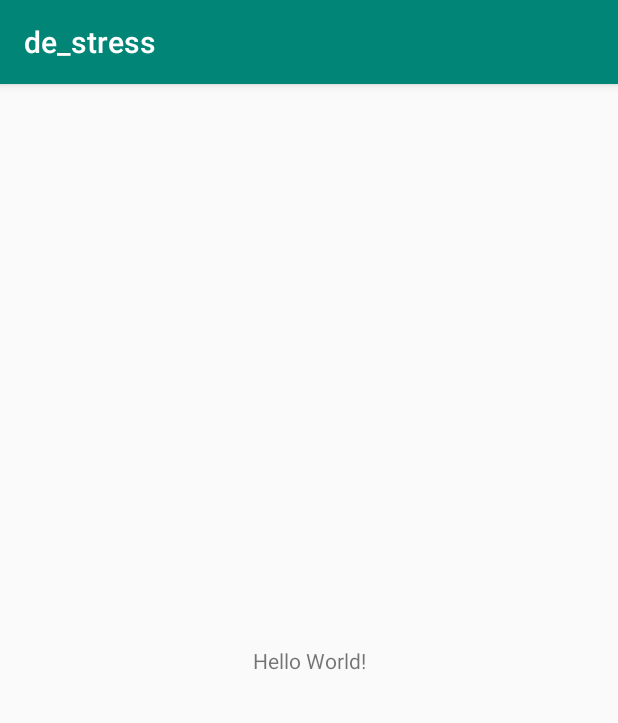
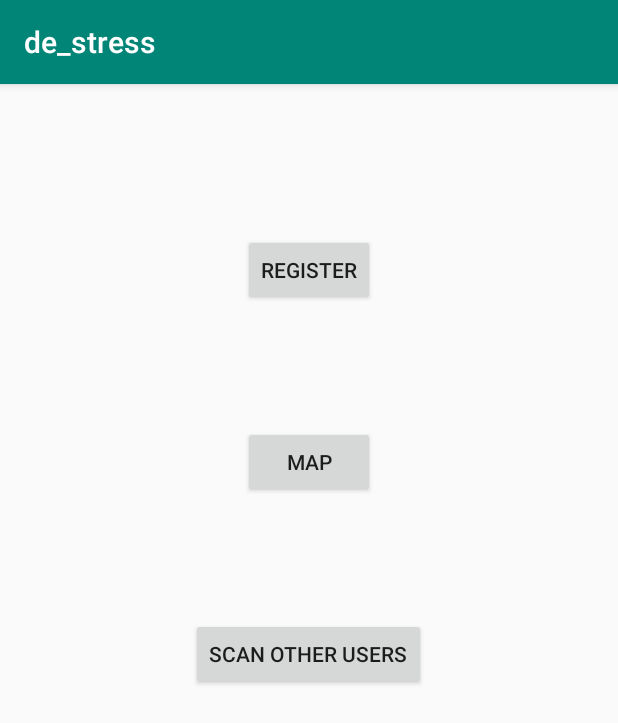
Before and after one commit to ajayrahul97/de-stress, an Android app: the screen it shows after launch (MainActivity), on a phone screen of 412 x 824 dp. Shown: the top 723 px of the screen. Run offline under Robolectric (Android 15) with nearby library versions, the phone set to English and light mode, and no system bars.

Commit message:
Adds basic activities

```diff
--- a/de_stress_android/app/src/main/java/codefundo/ajrex/de_stress/MainActivity.java
+++ b/de_stress_android/app/src/main/java/codefundo/ajrex/de_stress/MainActivity.java
@@ -1,13 +1,54 @@
 package codefundo.ajrex.de_stress;
 
+import android.content.Intent;
 import android.support.v7.app.AppCompatActivity;
 import android.os.Bundle;
+import android.view.View;
+import android.widget.Button;
 
 public class MainActivity extends AppCompatActivity {
+
 
     @Override
     protected void onCreate(Bundle savedInstanceState) {
         super.onCreate(savedInstanceState);
         setContentView(R.layout.activity_main);
+        Button reg, map, scan;
+
+
+        reg = (Button) findViewById(R.id.btn_reg);
+        map = (Button) findViewById(R.id.btn_map);
+        scan = (Button) findViewById(R.id.btn_scan);
+
+
+        reg.setOnClickListener(new View.OnClickListener() {
+            @Override
+            public void onClick(View v) {
+                Intent i = new Intent(MainActivity.this, RegActivity.class);
+                startActivity(i);
+
+            }
+        });
+
+        map.setOnClickListener(new View.OnClickListener() {
+            @Override
+            public void onClick(View v) {
+                Intent i = new Intent(MainActivity.this, MapActivity.class);
+                startActivity(i);
+
+            }
+        });
+
+        scan.setOnClickListener(new View.OnClickListener() {
+            @Override
+            public void onClick(View v) {
+                Intent i = new Intent(MainActivity.this, ScanActivity.class);
+                startActivity(i);
+
+            }
+        });
+
+
+
     }
 }
--- a/de_stress_android/app/src/main/res/layout/activity_main.xml
+++ b/de_stress_android/app/src/main/res/layout/activity_main.xml
@@ -1,5 +1,5 @@
 <?xml version="1.0" encoding="utf-8"?>
-<android.support.constraint.ConstraintLayout
+<RelativeLayout
     xmlns:android="http://schemas.android.com/apk/res/android"
     xmlns:tools="http://schemas.android.com/tools"
     xmlns:app="http://schemas.android.com/apk/res-auto"
@@ -7,13 +7,35 @@
     android:layout_height="match_parent"
     tools:context=".MainActivity">
 
-    <TextView
+    <Button
+        android:id="@+id/btn_reg"
         android:layout_width="wrap_content"
         android:layout_height="wrap_content"
-        android:text="Hello World!"
-        app:layout_constraintBottom_toBottomOf="parent"
-        app:layout_constraintLeft_toLeftOf="parent"
-        app:layout_constraintRight_toRightOf="parent"
-        app:layout_constraintTop_toTopOf="parent" />
+        android:text="Register"
+        android:layout_centerHorizontal="true"
+        android:layout_marginTop="100dp"
+        />
 
-</android.support.constraint.ConstraintLayout>
+    <Button
+        android:id="@+id/btn_map"
+        android:layout_width="wrap_content"
+        android:layout_height="wrap_content"
+        android:layout_below="@+id/btn_reg"
+        android:layout_centerHorizontal="true"
+        android:layout_marginTop="80dp"
+        android:text="Map"
+         />
+
+    <Button
+        android:id="@+id/btn_scan"
+        android:layout_width="wrap_content"
+        android:layout_height="wrap_content"
+        android:layout_centerHorizontal="true"
+        android:layout_below="@id/btn_map"
+        android:layout_marginTop="80dp"
+        android:text="Scan Other Users"
+      />
+
+
+
+</RelativeLayout>
```
Also changed, not shown: de_stress_android/app/src/main/AndroidManifest.xml (+6 -3 lines), de_stress_android/app/src/main/java/codefundo/ajrex/de_stress/MapActivity.java (added, +13 -0 lines), de_stress_android/app/src/main/java/codefundo/ajrex/de_stress/RegActivity.java (added, +13 -0 lines), de_stress_android/app/src/main/java/codefundo/ajrex/de_stress/ScanActivity.java (added, +13 -0 lines), de_stress_android/app/src/main/res/layout/activity_map.xml (added, +9 -0 lines), de_stress_android/app/src/main/res/layout/activity_reg.xml (added, +9 -0 lines), de_stress_android/app/src/main/res/layout/activity_scan.xml (added, +9 -0 lines).
